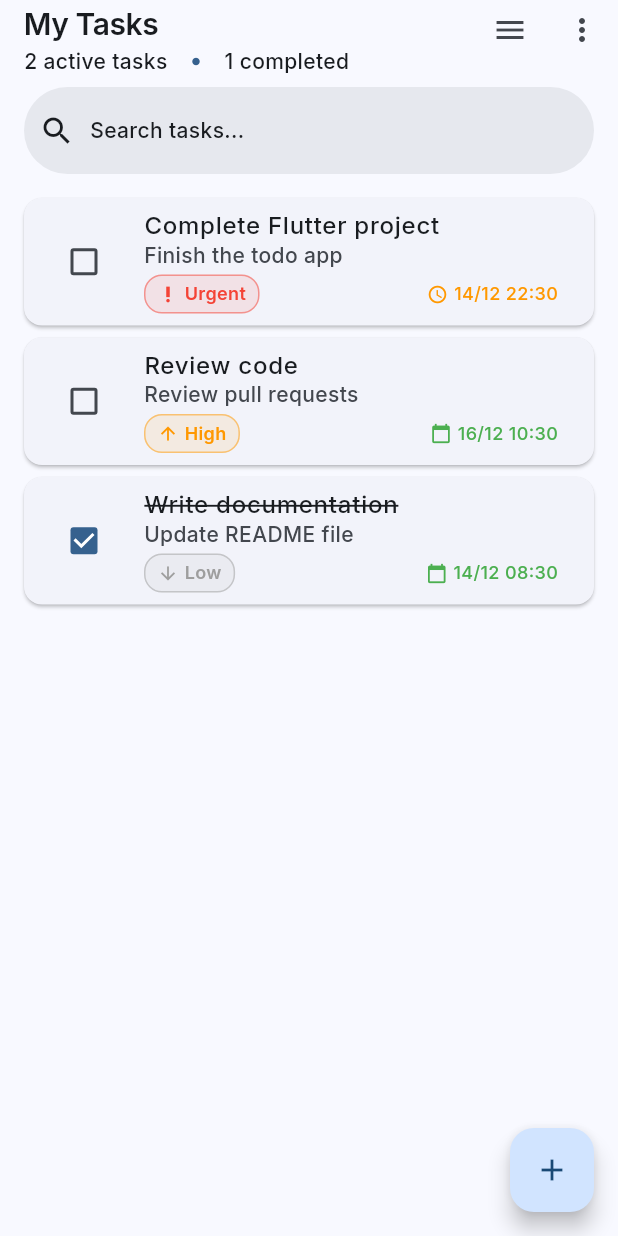
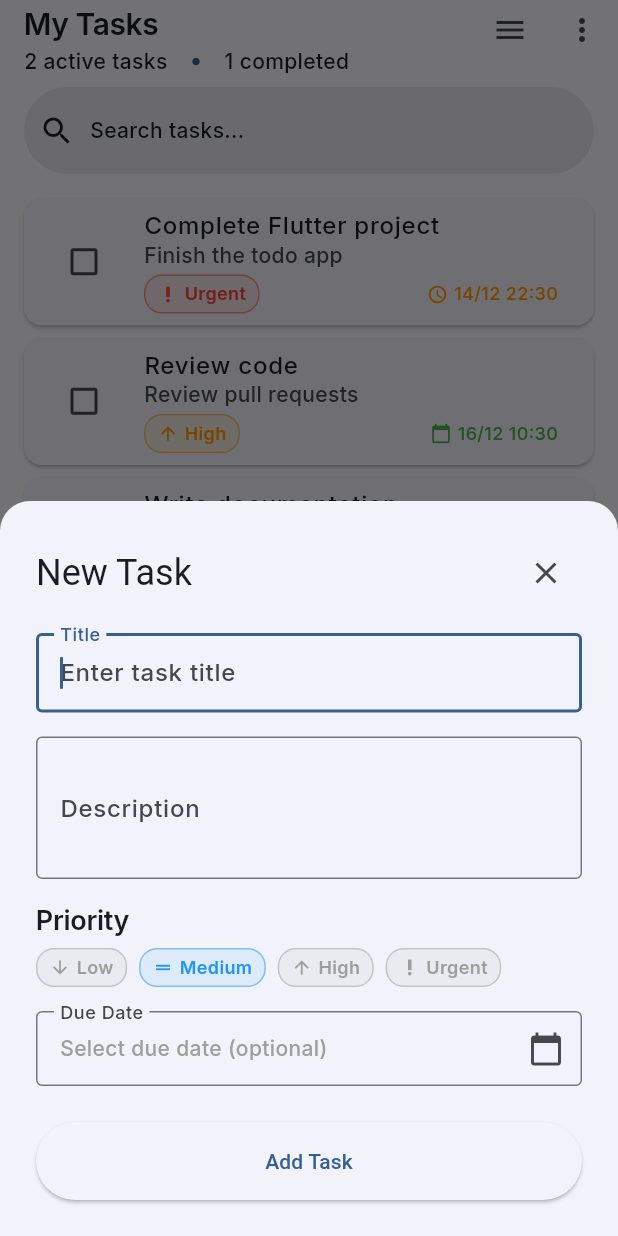
Before and after one commit to PhuHuynhMS/Todo_android, a Flutter app: the screen it shows after launch, after a tap on the "add" icon, on a phone screen of 412 x 824 dp. Run offline on Flutter 3.47's test engine with Material 3 defaults, Android fonts, the phone set to English and light mode, and no system bars; our stand-ins replace flutter_riverpod, hive, hive_flutter; accounts and stored records are empty; generated files the repository leaves out were written again.

Commit message:
feat: Integrate Hive for task persistence and add task creation dialog

```diff
--- a/lib/features/application/notifiers/task_notifier.dart
+++ b/lib/features/application/notifiers/task_notifier.dart
@@ -1,14 +1,29 @@
 import 'package:flutter_riverpod/flutter_riverpod.dart';
+import 'package:hive_flutter/hive_flutter.dart';
 import '../../domain/entities/task.dart';
 import '../state/task_state.dart';
 
 class TaskNotifier extends StateNotifier<TaskState> {
+  // Getter để lấy box (lazy access)
+  Box<Task> get _taskBox => Hive.box<Task>('tasks');
+
   TaskNotifier() : super(const TaskState()) {
-    _initializeTasks();
+    _loadTasks();
   }
 
-  // Khởi tạo tasks mẫu
-  void _initializeTasks() {
+  // Load tasks từ Hive
+  void _loadTasks() {
+    final tasks = _taskBox.values.toList();
+    state = state.copyWith(tasks: tasks);
+
+    // Nếu chưa có task nào, tạo tasks mẫu
+    if (tasks.isEmpty) {
+      _initializeSampleTasks();
+    }
+  }
+
+  // Khởi tạo tasks mẫu (chỉ chạy 1 lần khi app mới cài)
+  void _initializeSampleTasks() {
     final now = DateTime.now();
     final initialTasks = [
       Task(
@@ -18,7 +33,7 @@ class TaskNotifier extends StateNotifier<TaskState> {
         isCompleted: false,
         createdAt: now,
         priority: TaskPriority.urgent,
-        dueDate: now.add(const Duration(hours: 12)), // Sắp đến hạn
+        dueDate: now.add(const Duration(hours: 12)),
       ),
       Task(
         id: '2',
@@ -36,15 +51,12 @@ class TaskNotifier extends StateNotifier<TaskState> {
         isCompleted: true,
         createdAt: now.subtract(const Duration(days: 1)),
         priority: TaskPriority.low,
-        dueDate: now.subtract(
-          const Duration(hours: 2),
-        ), // Đã quá hạn nhưng completed
+        dueDate: now.subtract(const Duration(hours: 2)),
       ),
     ];
 
-    // Debug: In ra tasks để kiểm tra
     for (var task in initialTasks) {
-      print('Task ${task.id}: dueDate = ${task.dueDate}');
+      _taskBox.put(task.id, task);
     }
 
     state = state.copyWith(tasks: initialTasks);
@@ -52,45 +64,62 @@ class TaskNotifier extends StateNotifier<TaskState> {
 
   // Thêm task mới
   void addTask(Task task) {
-    state = state.copyWith(tasks: [...state.tasks, task]);
+    _taskBox.put(task.id, task);
+    final updatedTasks = [...state.tasks, task];
+    state = state.copyWith(tasks: updatedTasks);
   }
 
   // Xóa task
   void deleteTask(String taskId) {
-    state = state.copyWith(
-      tasks: state.tasks.where((task) => task.id != taskId).toList(),
-    );
+    _taskBox.delete(taskId);
+    final updatedTasks = state.tasks
+        .where((task) => task.id != taskId)
+        .toList();
+    state = state.copyWith(tasks: updatedTasks);
   }
 
   // Toggle trạng thái complete của task
   void toggleTaskComplete(String taskId) {
-    state = state.copyWith(
-      tasks: state.tasks.map((task) {
+    final updatedTasks = state.tasks.map((task) {
       if (task.id == taskId) {
-          return task.copyWith(isCompleted: !task.isCompleted);
+        final updatedTask = task.copyWith(isCompleted: !task.isCompleted);
+        _taskBox.put(taskId, updatedTask);
+        return updatedTask;
       }
       return task;
-      }).toList(),
-    );
+    }).toList();
+
+    state = state.copyWith(tasks: updatedTasks);
   }
 
   // Cập nhật task
   void updateTask(Task updatedTask) {
-    state = state.copyWith(
-      tasks: state.tasks.map((task) {
+    _taskBox.put(updatedTask.id, updatedTask);
+    final updatedTasks = state.tasks.map((task) {
       if (task.id == updatedTask.id) {
         return updatedTask;
       }
       return task;
-      }).toList(),
-    );
+    }).toList();
+
+    state = state.copyWith(tasks: updatedTasks);
   }
 
   // Xóa tất cả completed tasks
   void clearCompletedTasks() {
-    state = state.copyWith(
-      tasks: state.tasks.where((task) => !task.isCompleted).toList(),
-    );
+    final completedTaskIds = state.tasks
+        .where((task) => task.isCompleted)
+        .map((task) => task.id)
+        .toList();
+
+    for (var id in completedTaskIds) {
+      _taskBox.delete(id);
+    }
+
+    final updatedTasks = state.tasks
+        .where((task) => !task.isCompleted)
+        .toList();
+    state = state.copyWith(tasks: updatedTasks);
   }
 }
 
--- a/lib/features/domain/entities/task.dart
+++ b/lib/features/domain/entities/task.dart
@@ -1,7 +1,16 @@
+import 'package:hive/hive.dart';
+
+part 'task.g.dart';
+
+@HiveType(typeId: 0)
 enum TaskPriority {
+  @HiveField(0)
   low,
+  @HiveField(1)
   medium,
+  @HiveField(2)
   high,
+  @HiveField(3)
   urgent;
 
   String get label {
@@ -18,13 +27,27 @@ enum TaskPriority {
   }
 }
 
-class Task {
+@HiveType(typeId: 1)
+class Task extends HiveObject {
+  @HiveField(0)
   final String id;
+
+  @HiveField(1)
   final String title;
+
+  @HiveField(2)
   final String description;
+
+  @HiveField(3)
   final bool isCompleted;
+
+  @HiveField(4)
   final DateTime createdAt;
+
+  @HiveField(5)
   final TaskPriority priority;
+
+  @HiveField(6)
   final DateTime? dueDate;
 
   Task({
--- a/lib/features/presentation/screens/home_screen.dart
+++ b/lib/features/presentation/screens/home_screen.dart
@@ -3,6 +3,7 @@ import 'package:flutter_riverpod/flutter_riverpod.dart';
 import '../../application/notifiers/task_notifier.dart';
 import '../widgets/todo_summary_counter.dart';
 import '../widgets/task_list.dart';
+import '../widgets/add_task_dialog.dart';
 
 class MyHomePage extends ConsumerWidget {
   const MyHomePage({super.key, required this.title});
@@ -77,10 +78,21 @@ class MyHomePage extends ConsumerWidget {
   }
 
   Widget _buildAddTaskButton() {
-    return FloatingActionButton(
-      onPressed: () {},
-      tooltip: 'Add Task',
-      child: const Icon(Icons.add),
+    return Builder(
+      builder: (context) => FloatingActionButton(
+        onPressed: () {
+          showModalBottomSheet(
+            context: context,
+            isScrollControlled: true,
+            shape: const RoundedRectangleBorder(
+              borderRadius: BorderRadius.vertical(top: Radius.circular(20)),
+            ),
+            builder: (context) => const AddTaskBottomSheet(),
+          );
+        },
+        tooltip: 'Add Task',
+        child: const Icon(Icons.add),
+      ),
     );
   }
 }
--- /dev/null
+++ b/lib/features/presentation/widgets/add_task_dialog.dart
@@ -0,0 +1,220 @@
+import 'package:flutter/material.dart';
+import 'package:flutter_riverpod/flutter_riverpod.dart';
+import 'package:intl/intl.dart';
+import '../../domain/entities/task.dart';
+import '../../application/notifiers/task_notifier.dart';
+import 'custom_chip.dart';
+
+class AddTaskBottomSheet extends ConsumerStatefulWidget {
+  const AddTaskBottomSheet({super.key});
+
+  @override
+  ConsumerState<AddTaskBottomSheet> createState() => _AddTaskBottomSheetState();
+}
+
+class _AddTaskBottomSheetState extends ConsumerState<AddTaskBottomSheet> {
+  final _formKey = GlobalKey<FormState>();
+  final _titleController = TextEditingController();
+  final _descriptionController = TextEditingController();
+  TaskPriority _selectedPriority = TaskPriority.medium;
+  DateTime? _selectedDueDate;
+
+  @override
+  void dispose() {
+    _titleController.dispose();
+    _descriptionController.dispose();
+    super.dispose();
+  }
+
+  void _selectDueDate() async {
+    final date = await showDatePicker(
+      context: context,
+      initialDate: DateTime.now(),
+      firstDate: DateTime.now(),
+      lastDate: DateTime.now().add(const Duration(days: 365)),
+    );
+
+    if (date != null && mounted) {
+      final time = await showTimePicker(
+        context: context,
+        initialTime: TimeOfDay.now(),
+      );
+
+      if (time != null) {
+        setState(() {
+          _selectedDueDate = DateTime(
+            date.year,
+            date.month,
+            date.day,
+            time.hour,
+            time.minute,
+          );
+        });
+      }
+    }
+  }
+
+  void _submitTask() {
+    if (_formKey.currentState!.validate()) {
+      final task = Task(
+        id: DateTime.now().millisecondsSinceEpoch.toString(),
+        title: _titleController.text.trim(),
+        description: _descriptionController.text.trim(),
+        isCompleted: false,
+        createdAt: DateTime.now(),
+        priority: _selectedPriority,
+        dueDate: _selectedDueDate,
+      );
+
+      ref.read(taskProvider.notifier).addTask(task);
+      Navigator.of(context).pop();
+    }
+  }
+
+  @override
+  Widget build(BuildContext context) {
+    return Container(
+      padding: EdgeInsets.only(
+        bottom: MediaQuery.of(context).viewInsets.bottom,
+      ),
+      decoration: const BoxDecoration(
+        borderRadius: BorderRadius.vertical(top: Radius.circular(20)),
+      ),
+      child: SingleChildScrollView(
+        child: Padding(
+          padding: const EdgeInsets.all(24),
+          child: Form(
+            key: _formKey,
+            child: Column(
+              mainAxisSize: MainAxisSize.min,
+              crossAxisAlignment: CrossAxisAlignment.start,
+              children: [
+                Row(
+                  mainAxisAlignment: MainAxisAlignment.spaceBetween,
+                  children: [
+                    Text(
+                      'New Task',
+                      style: Theme.of(context).textTheme.headlineSmall,
+                    ),
+                    IconButton(
+                      icon: const Icon(Icons.close),
+                      onPressed: () => Navigator.of(context).pop(),
+                    ),
+                  ],
+                ),
+                const SizedBox(height: 16),
+                TextFormField(
+                  controller: _titleController,
+                  autofocus: true,
+                  decoration: const InputDecoration(
+                    labelText: 'Title',
+                    hintText: 'Enter task title',
+                    border: OutlineInputBorder(),
+                  ),
+                  validator: (value) {
+                    if (value == null || value.trim().isEmpty) {
+                      return 'Please enter a title';
+                    }
+                    return null;
+                  },
+                ),
+                const SizedBox(height: 16),
+                TextFormField(
+                  controller: _descriptionController,
+                  decoration: const InputDecoration(
+                    labelText: 'Description',
+                    hintText: 'Enter task description',
+                    border: OutlineInputBorder(),
+                  ),
+                  maxLines: 3,
+                ),
+                const SizedBox(height: 16),
+                Text(
+                  'Priority',
+                  style: Theme.of(context).textTheme.titleMedium,
+                ),
+                const SizedBox(height: 8),
+                Wrap(
+                  spacing: 8,
+                  children: TaskPriority.values.map((priority) {
+                    final isSelected = _selectedPriority == priority;
+                    return _buildPriorityChip(priority, isSelected);
+                  }).toList(),
+                ),
+                const SizedBox(height: 16),
+                InkWell(
+                  onTap: _selectDueDate,
+                  child: InputDecorator(
+                    decoration: const InputDecoration(
+                      labelText: 'Due Date',
+                      border: OutlineInputBorder(),
+                      suffixIcon: Icon(Icons.calendar_today),
+                    ),
+                    child: Text(
+                      _selectedDueDate == null
+                          ? 'Select due date (optional)'
+                          : DateFormat(
+                              'MMM dd, yyyy HH:mm',
+                            ).format(_selectedDueDate!),
+                      style: TextStyle(
+                        color: _selectedDueDate == null
+                            ? Colors.grey
+                            : Theme.of(context).textTheme.bodyLarge?.color,
+                      ),
+                    ),
+                  ),
+                ),
+                const SizedBox(height: 24),
+                SizedBox(
+                  width: double.infinity,
+                  child: ElevatedButton(
+                    onPressed: _submitTask,
+                    style: ElevatedButton.styleFrom(
+                      padding: const EdgeInsets.symmetric(vertical: 16),
+                    ),
+                    child: const Text('Add Task'),
+                  ),
+                ),
+              ],
+            ),
+          ),
+        ),
+      ),
+    );
+  }
+
+  Widget _buildPriorityChip(TaskPriority priority, bool isSelected) {
+    Color color;
+    IconData icon;
+
+    switch (priority) {
+      case TaskPriority.urgent:
+        color = Colors.red;
+        icon = Icons.priority_high;
+        break;
+      case TaskPriority.high:
+        color = Colors.orange;
+        icon = Icons.arrow_upward;
+        break;
+      case TaskPriority.medium:
+        color = Colors.blue;
+        icon = Icons.drag_handle;
+        break;
+      case TaskPriority.low:
+        color = Colors.grey;
+        icon = Icons.arrow_downward;
+        break;
+    }
+
+    return CustomChip.interactive(
+      label: priority.label,
+      color: isSelected ? color : Colors.grey,
+      icon: icon,
+      onTap: () {
+        setState(() {
+          _selectedPriority = priority;
+        });
+      },
+    );
+  }
+}
--- a/lib/main.dart
+++ b/lib/main.dart
@@ -1,9 +1,23 @@
 import 'package:flutter/material.dart';
 import 'package:flutter_riverpod/flutter_riverpod.dart';
+import 'package:hive_flutter/hive_flutter.dart';
 import 'features/presentation/screens/home_screen.dart';
+import 'features/domain/entities/task.dart';
 import 'core/app_fonts.dart';
 
-void main() {
+void main() async {
+  WidgetsFlutterBinding.ensureInitialized();
+
+  // Khởi tạo Hive
+  await Hive.initFlutter();
+
+  // Đăng ký adapters
+  Hive.registerAdapter(TaskAdapter());
+  Hive.registerAdapter(TaskPriorityAdapter());
+
+  // Mở box trước khi chạy app
+  await Hive.openBox<Task>('tasks');
+
   runApp(const ProviderScope(child: MyApp()));
 }
 
--- a/pubspec.yaml
+++ b/pubspec.yaml
@@ -33,6 +33,8 @@ dependencies:
   google_fonts: ^6.2.1
   flutter_riverpod: ^2.6.1
   intl: ^0.19.0
+  hive: ^2.2.3
+  hive_flutter: ^1.1.0
 
   # The following adds the Cupertino Icons font to your application.
   # Use with the CupertinoIcons class for iOS style icons.
@@ -42,6 +44,8 @@ dev_dependencies:
   flutter_test:
     sdk: flutter
   provider: ^6.1.2
+  build_runner: ^2.4.13
+  hive_generator: ^2.0.1
 
   # The "flutter_lints" package below contains a set of recommended lints to
   # encourage good coding practices. The lint set provided by the package is
```
Lines whose indentation alone changed are shown as unchanged.
